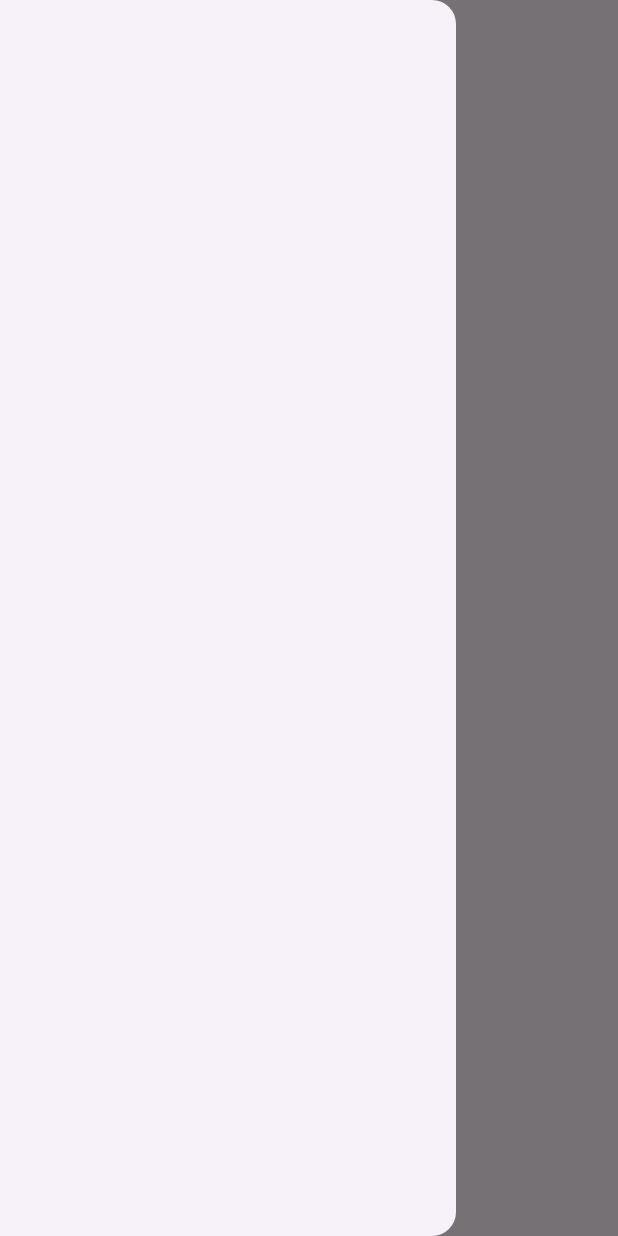
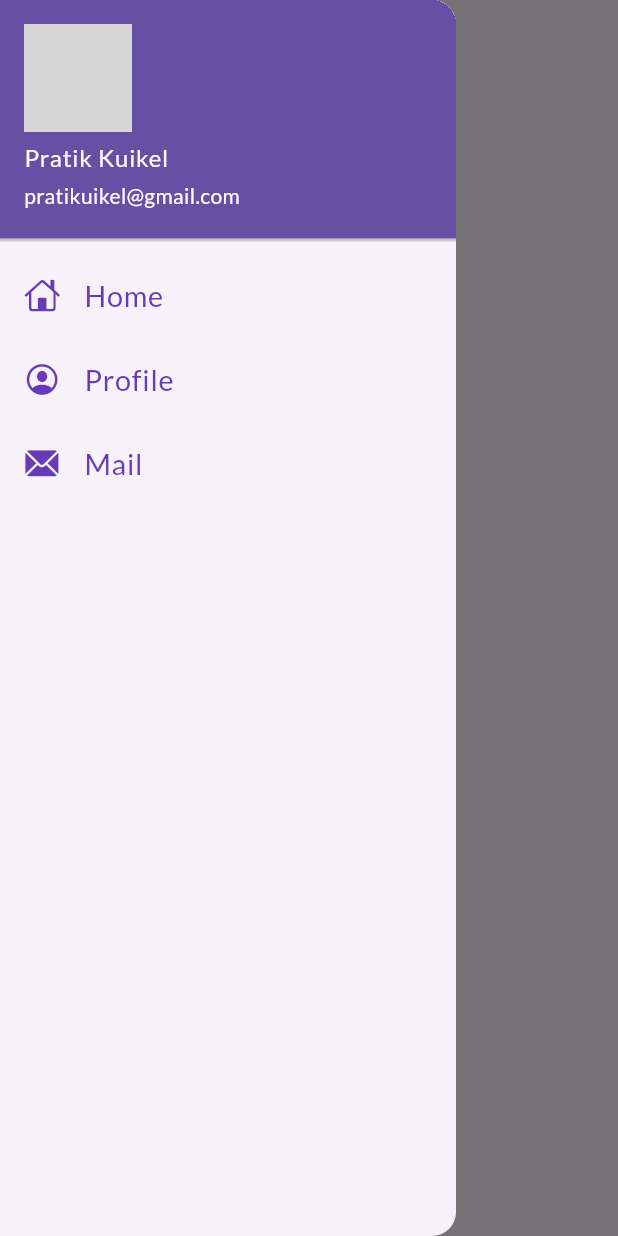
Before and after one commit to C0derX/my_project, a Flutter app: the HomePage screen opened by its route, with the side drawer open, on a phone screen of 412 x 824 dp. Run offline on Flutter 3.47's test engine with Material 3 defaults, Android fonts, the phone set to English and light mode, and no system bars; our stand-ins replace google_fonts; network calls fail; grey boxes are pictures that could not be loaded.

Commit message:
day 8 drawer creating completed

```diff
--- a/lib/main.dart
+++ b/lib/main.dart
@@ -15,6 +15,7 @@ class MyApp extends StatelessWidget {
         theme: ThemeData(
             primarySwatch: Colors.purple,
             fontFamily: GoogleFonts.lato().fontFamily),
+        debugShowCheckedModeBanner: false,
         initialRoute: "/",
         routes: {
           "/": (context) => LoginPage(),
--- a/lib/pages/home_page.dart
+++ b/lib/pages/home_page.dart
@@ -1,4 +1,5 @@
 import 'package:flutter/material.dart';
+import 'package:my_project/widgets/drawer.dart';
 
 class HomePage extends StatelessWidget {
   @override
@@ -14,7 +15,7 @@ class HomePage extends StatelessWidget {
           child: Text("Welcome to $days days of $name"),
         ),
       ),
-      drawer: Drawer(),
+      drawer: MyDrawer(),
     );
   }
 }
--- /dev/null
+++ b/lib/widgets/drawer.dart
@@ -0,0 +1,58 @@
+import 'package:flutter/cupertino.dart';
+import 'package:flutter/material.dart';
+
+class MyDrawer extends StatelessWidget {
+  final imageurl = "https://avatars.githubusercontent.com/u/35728183?v=4";
+  @override
+  Widget build(BuildContext context) {
+    return Drawer(
+        child: ListView(
+      padding: EdgeInsets.zero,
+      children: [
+        DrawerHeader(
+            padding: EdgeInsets.zero,
+            child: UserAccountsDrawerHeader(
+              margin: EdgeInsets.zero,
+              accountName: Text("Pratik Kuikel"),
+              accountEmail: Text("pratikuikel@gmail.com"),
+              currentAccountPicture: CircleAvatar(
+                backgroundImage: NetworkImage(imageurl),
+              ),
+            )),
+        ListTile(
+          leading: Icon(
+            CupertinoIcons.home,
+            color: Colors.deepPurple,
+          ),
+          title: Text(
+            "Home",
+            textScaleFactor: 1.2,
+            style: TextStyle(color: Colors.deepPurple),
+          ),
+        ),
+        ListTile(
+          leading: Icon(
+            CupertinoIcons.profile_circled,
+            color: Colors.deepPurple,
+          ),
+          title: Text(
+            "Profile",
+            textScaleFactor: 1.2,
+            style: TextStyle(color: Colors.deepPurple),
+          ),
+        ),
+        ListTile(
+          leading: Icon(
+            CupertinoIcons.mail_solid,
+            color: Colors.deepPurple,
+          ),
+          title: Text(
+            "Mail",
+            textScaleFactor: 1.2,
+            style: TextStyle(color: Colors.deepPurple),
+          ),
+        ),
+      ],
+    ));
+  }
+}
```
